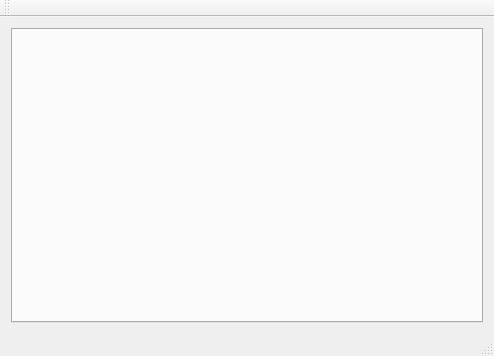
Before: the Qt Designer form src/app/gui/main_window.ui in introlab/rendezvous, drawn with Qt 5.
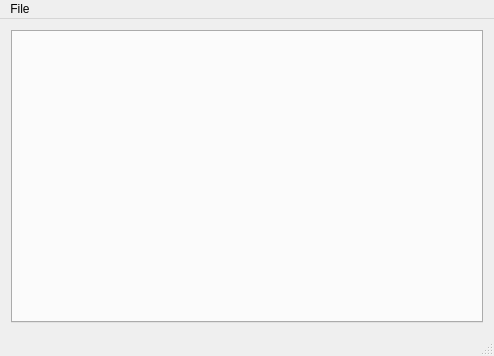
After: the same form once the commit is applied.

```diff
--- a/src/app/gui/main_window.ui
+++ b/src/app/gui/main_window.ui
@@ -33,14 +33,13 @@
      <height>22</height>
     </rect>
    </property>
-  </widget>
-  <widget class="QToolBar" name="mainToolBar">
-   <attribute name="toolBarArea">
-    <enum>TopToolBarArea</enum>
-   </attribute>
-   <attribute name="toolBarBreak">
-    <bool>false</bool>
-   </attribute>
+   <widget class="QMenu" name="menuFIle">
+    <property name="title">
+     <string>File</string>
+    </property>
+    <addaction name="actionSettings"/>
+   </widget>
+   <addaction name="menuFIle"/>
   </widget>
   <widget class="QStatusBar" name="statusBar"/>
  </widget>
```
Left out of the diff: 5 changed lines with no effect on the pictures.
